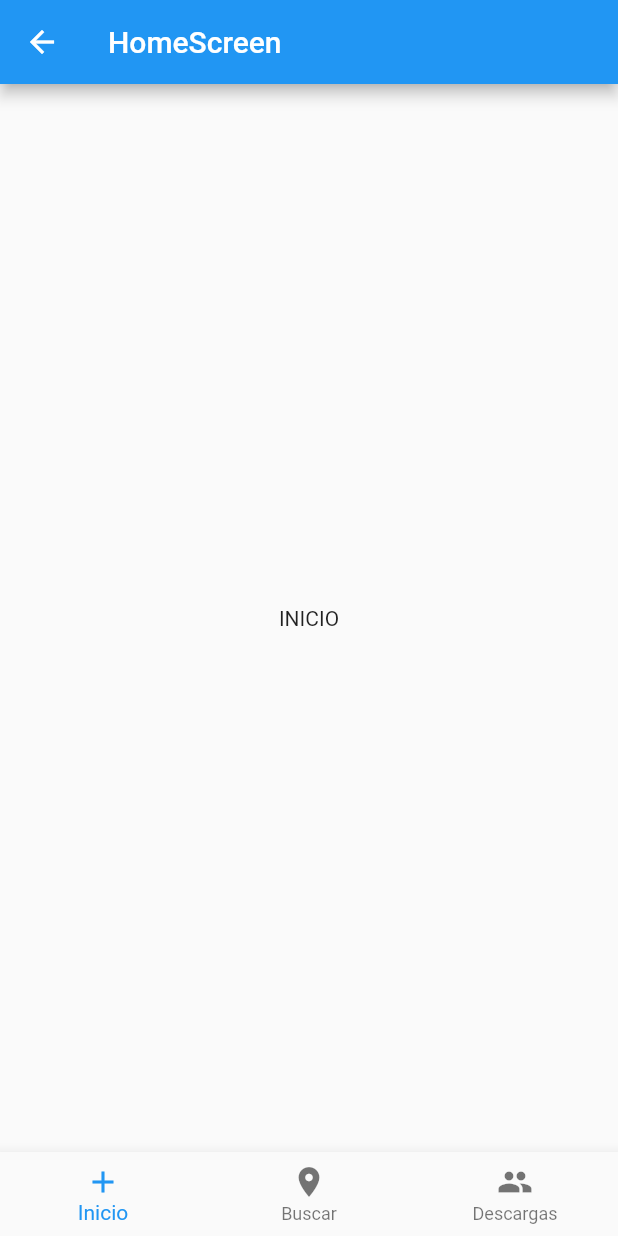
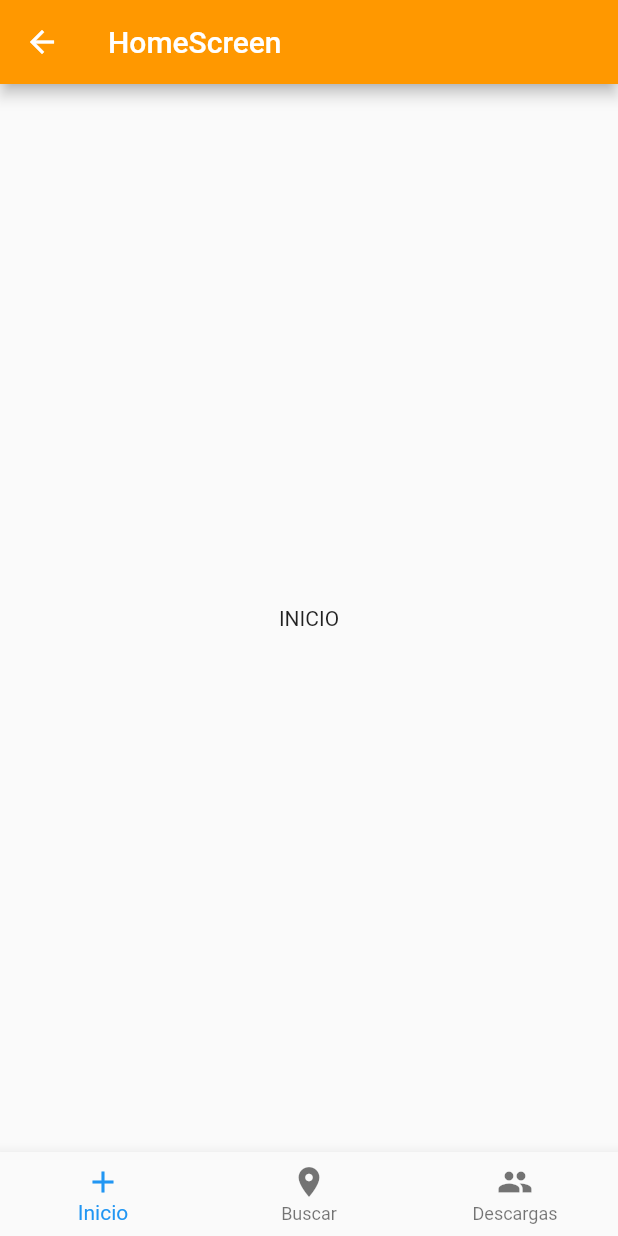
Before and after one commit to jnolascob/animax, a Flutter app: the screen it shows after launch, on a phone screen of 412 x 824 dp. Run offline on Flutter 3.47's test engine with Material 2 defaults, Android fonts, the phone set to English and light mode, and no system bars.

Commit message:
Integrar cambios

```diff
--- a/lib/pages/fragments/download_page.dart
+++ b/lib/pages/fragments/download_page.dart
@@ -12,6 +12,7 @@ class _DownloadPageState extends State<DownloadPage> {
   Widget build(BuildContext context) {
     return new Scaffold(
       appBar: new AppBar(
+        backgroundColor: Colors.orange,
         title: new Text('HomeScreen'),
       ),
       body: new Center(
--- a/lib/pages/fragments/search_page.dart
+++ b/lib/pages/fragments/search_page.dart
@@ -12,6 +12,7 @@ class _SearchPageState extends State<SearchPage> {
  Widget build(BuildContext context) {
    return new Scaffold(
      appBar: new AppBar(
+       backgroundColor: Colors.orange,
        title: new Text('HomeScreen'),
      ),
      body: new Center(
--- a/lib/pages/fragments/start_page.dart
+++ b/lib/pages/fragments/start_page.dart
@@ -12,6 +12,7 @@ class _StartPageState extends State<StartPage> {
  Widget build(BuildContext context) {
    return new Scaffold(
      appBar: new AppBar(
+       backgroundColor: Colors.orange,
        title: new Text('HomeScreen'),
      ),
      body: new Center(
```
Lines whose indentation alone changed are shown as unchanged.
